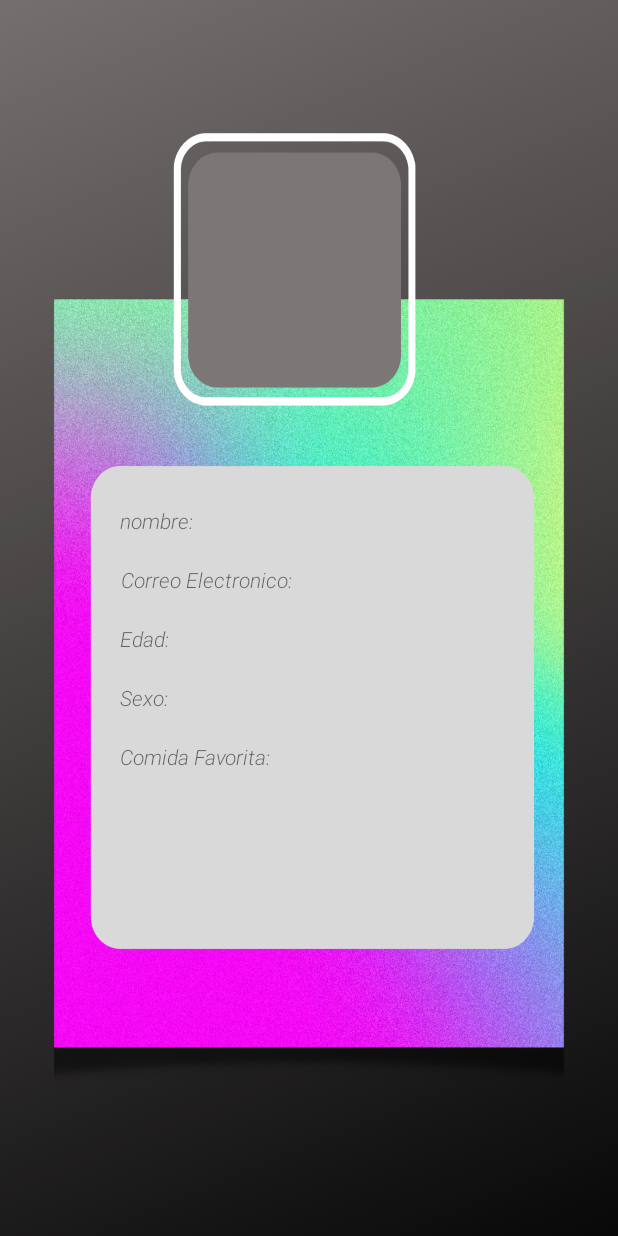
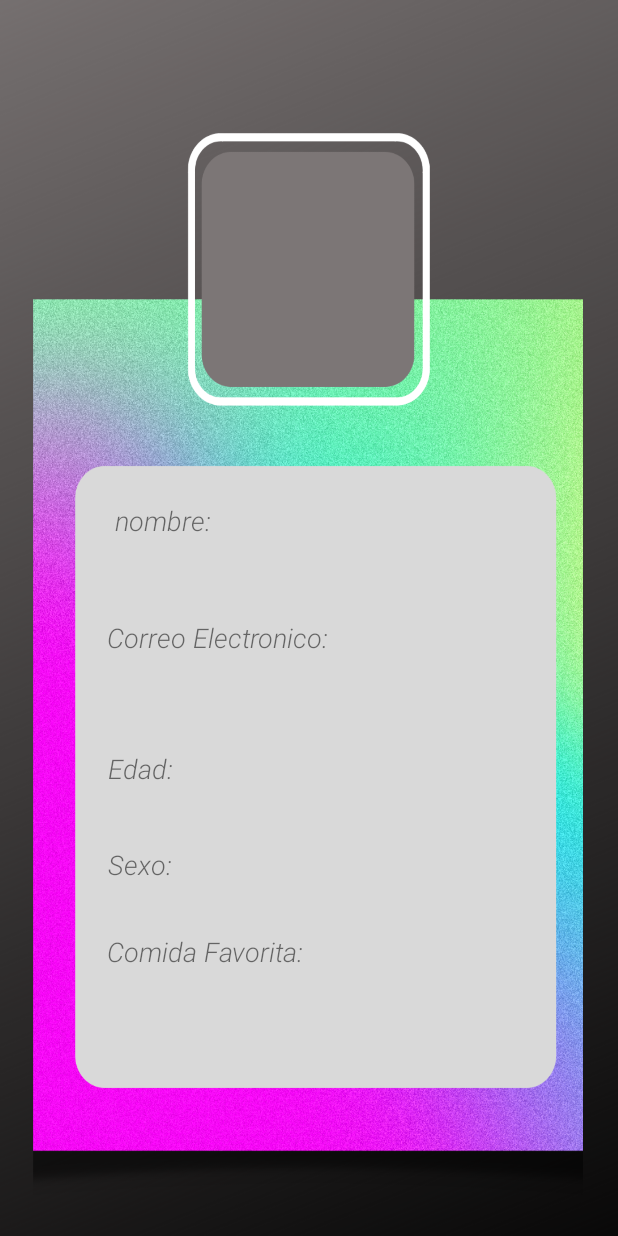
Before and after one commit to RicardoCastillo991/QueCocinoHoy, an Android app: the ProfileActivity screen opened directly, with no data from a screen before it, on a phone screen of 412 x 824 dp. Run offline under Robolectric (Android 15) with nearby library versions, the light colour scheme and no system bars; 1 statement that could not run was skipped.

Commit message:
agregacion del map con el btn en el inicio. mejora del background del profile ademas de las letras

```diff
--- a/app/src/main/java/com/example/quecocinohoy/MainActivityInicio.java
+++ b/app/src/main/java/com/example/quecocinohoy/MainActivityInicio.java
@@ -30,6 +30,8 @@
             @Override
             public void onClick(View view) {
                 Intent intent = new Intent(MainActivityInicio.this, ProfileActivity.class);
+                Bundle bundle = new Bundle();
+                bundle.putStringArrayList("datosProfile", datosProfile);
                 startActivity(intent);
             }
         });
--- a/app/src/main/java/com/example/quecocinohoy/ProfileActivity.java
+++ b/app/src/main/java/com/example/quecocinohoy/ProfileActivity.java
@@ -4,12 +4,24 @@
 
 import android.os.Bundle;
 import android.widget.Button;
+import android.widget.TextView;
+
+import java.util.ArrayList;
 
 public class ProfileActivity extends AppCompatActivity {
     private Button btnVolver;
+    private TextView tvNombre, tvCorreo, tvEdad,tvSexo, tvComidaFav;
     @Override
     protected void onCreate(Bundle savedInstanceState) {
         super.onCreate(savedInstanceState);
         setContentView(R.layout.activity_profile);
+        tvNombre =(TextView)findViewById(R.id.txtProfileNombre);
+        tvCorreo =(TextView)findViewById(R.id.txtProfileCorreo);
+        tvEdad =(TextView)findViewById(R.id.txtProfileEdad);
+        tvSexo =(TextView)findViewById(R.id.txtProfileSexo);
+        tvComidaFav =(TextView)findViewById(R.id.txtProfileComidaFav);
+        ArrayList<String> datosProfile = getIntent().getStringArrayListExtra("datosCompletos");
+
+        tvNombre.setText("Nombre: "+ datosProfile.get(1) + " " + datosProfile.get(2));
     }
 }
--- a/app/src/main/res/layout/activity_profile.xml
+++ b/app/src/main/res/layout/activity_profile.xml
@@ -4,7 +4,7 @@
     xmlns:tools="http://schemas.android.com/tools"
     android:layout_width="match_parent"
     android:layout_height="match_parent"
-    android:background="@drawable/background_profile"
+    android:background="@drawable/background_profilev2"
 
     tools:context=".ProfileActivity">
 
@@ -15,6 +15,7 @@
         android:fontFamily="@string/font_family"
         android:text="nombre: "
         android:textStyle="italic"
+        android:textSize="18dp"
         app:layout_constraintBottom_toBottomOf="parent"
         app:layout_constraintEnd_toEndOf="parent"
         app:layout_constraintHorizontal_bias="0.223"
@@ -29,13 +30,14 @@
         android:layout_marginTop="20dp"
         android:fontFamily="@string/font_family"
         android:text="Correo Electronico: "
+        android:textSize="18dp"
         android:textStyle="italic"
         app:layout_constraintBottom_toBottomOf="parent"
         app:layout_constraintEnd_toEndOf="parent"
-        app:layout_constraintHorizontal_bias="0.273"
+        app:layout_constraintHorizontal_bias="0.275"
         app:layout_constraintStart_toStartOf="parent"
         app:layout_constraintTop_toBottomOf="@+id/txtProfileNombre"
-        app:layout_constraintVertical_bias="0.0" />
+        app:layout_constraintVertical_bias="0.079" />
 
     <TextView
         android:id="@+id/txtProfileEdad"
@@ -44,13 +46,14 @@
         android:layout_marginTop="20dp"
         android:fontFamily="@string/font_family"
         android:text="Edad: "
+        android:textSize="18dp"
         android:textStyle="italic"
         app:layout_constraintBottom_toBottomOf="parent"
         app:layout_constraintEnd_toEndOf="parent"
-        app:layout_constraintHorizontal_bias="0.213"
+        app:layout_constraintHorizontal_bias="0.197"
         app:layout_constraintStart_toStartOf="parent"
         app:layout_constraintTop_toBottomOf="@+id/txtProfileCorreo"
-        app:layout_constraintVertical_bias="0.0" />
+        app:layout_constraintVertical_bias="0.124" />
 
     <TextView
         android:id="@+id/txtProfileSexo"
@@ -59,13 +62,14 @@
         android:layout_marginTop="20dp"
         android:fontFamily="@string/font_family"
         android:text="Sexo: "
+        android:textSize="18dp"
         android:textStyle="italic"
         app:layout_constraintBottom_toBottomOf="parent"
         app:layout_constraintEnd_toEndOf="parent"
-        app:layout_constraintHorizontal_bias="0.213"
+        app:layout_constraintHorizontal_bias="0.197"
         app:layout_constraintStart_toStartOf="parent"
         app:layout_constraintTop_toBottomOf="@+id/txtProfileEdad"
-        app:layout_constraintVertical_bias="0.0" />
+        app:layout_constraintVertical_bias="0.075" />
 
     <TextView
         android:id="@+id/txtProfileComidaFav"
@@ -74,12 +78,13 @@
         android:layout_marginTop="20dp"
         android:fontFamily="@string/font_family"
         android:text="Comida Favorita: "
+        android:textSize="18dp"
         android:textStyle="italic"
         app:layout_constraintBottom_toBottomOf="parent"
         app:layout_constraintEnd_toEndOf="parent"
-        app:layout_constraintHorizontal_bias="0.26"
+        app:layout_constraintHorizontal_bias="0.258"
         app:layout_constraintStart_toStartOf="parent"
         app:layout_constraintTop_toBottomOf="@+id/txtProfileSexo"
-        app:layout_constraintVertical_bias="0.0" />
+        app:layout_constraintVertical_bias="0.069" />
 
 </androidx.constraintlayout.widget.ConstraintLayout>
```
Also changed, not shown: app/src/main/java/com/example/quecocinohoy/MainActivityRegister.java (+9 -7 lines), app/src/main/res/layout/activity_main_inicio.xml (+16 -6 lines), app/src/main/res/layout/list_element.xml (+10 -4 lines), app/src/main/res/drawable-v24/splash.png (deleted), app/src/main/res/drawable/background_profile.png (deleted), app/src/main/res/drawable/background_profilev2.png (added), app/src/main/res/drawable/btn.png (deleted), app/src/main/res/drawable/ubicacion.png (added), app/src/main/res/drawable/ubicacion48px.png (added).
